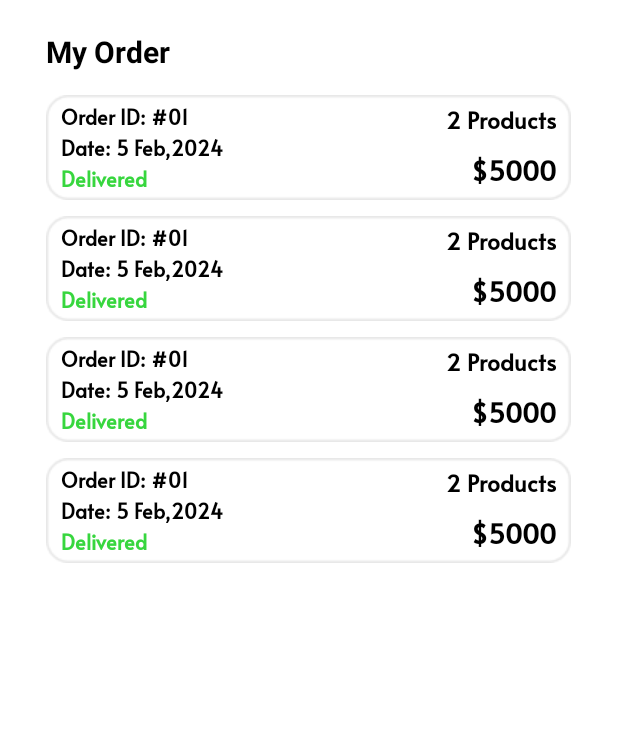
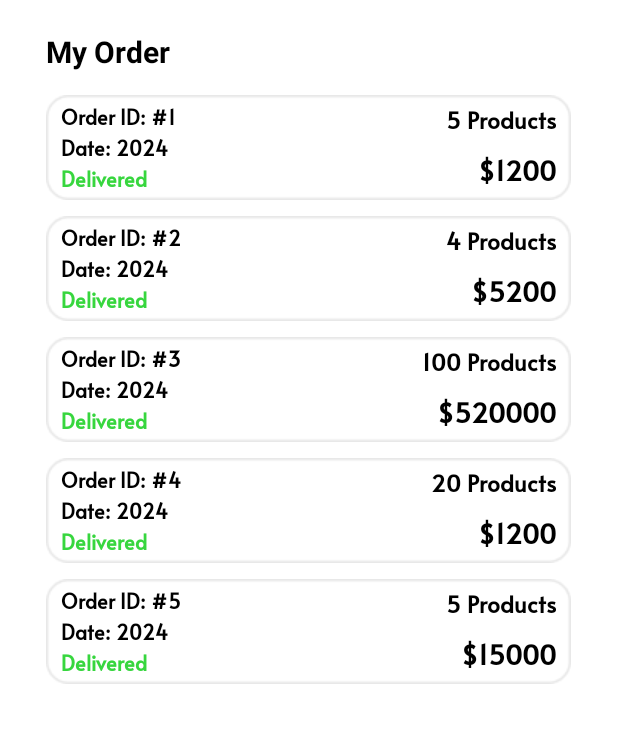
Before and after one commit to nguynthuhigh/shoe-app-mobile, an Android app: the MyOrderActivity screen opened directly, with no data from a screen before it, on a phone screen of 412 x 824 dp, the part 83-826 px from its top. Run offline under Robolectric (Android 15) with nearby library versions, the phone set to English and light mode, and no system bars.

Commit message:
adapter order & interface

```diff
--- /dev/null
+++ b/app/src/main/java/com/sneaker/shoeapp/Adapter/OrderAdapter.java
@@ -0,0 +1,70 @@
+package com.sneaker.shoeapp.Adapter;
+
+
+
+import android.view.LayoutInflater;
+import android.view.View;
+import android.view.ViewGroup;
+import android.widget.TextView;
+
+import androidx.annotation.NonNull;
+import androidx.recyclerview.widget.RecyclerView;
+
+import com.sneaker.shoeapp.R;
+import com.sneaker.shoeapp.model.Order;
+
+import java.util.List;
+
+public class OrderAdapter extends  RecyclerView.Adapter<OrderAdapter.OrderViewHolder>{
+    List<Order> orderList;
+
+    public OrderAdapter(List<Order> orderList) {
+        this.orderList = orderList;
+    }
+
+    public void setData(List<Order> orderList){
+        this.orderList = orderList;
+        notifyDataSetChanged();
+    }
+    @NonNull
+    @Override
+    public OrderViewHolder onCreateViewHolder(@NonNull ViewGroup parent, int viewType) {
+        View view = LayoutInflater.from(parent.getContext()).inflate(R.layout.item_order,parent,false);
+        return new OrderViewHolder(view);
+    }
+
+    @Override
+    public void onBindViewHolder(@NonNull OrderAdapter.OrderViewHolder holder, int position) {
+        Order order = orderList.get(position);
+        holder.Order_ID.setText("Order ID: #"+order.getId());
+        holder.Order_Date.setText("Date: "+order.getDate());
+        holder.Order_Quantity.setText(order.getQuantity()+" Products");
+        if(order.getStatus() == true){
+            holder.Order_Status.setText("Delivered");
+        }
+        holder.Order_Value.setText("$"+order.getTotal_value());
+
+    }
+
+    @Override
+    public int getItemCount() {
+        if(orderList !=null){
+            return orderList.size();
+        }
+        return 0;
+    }
+
+
+
+    public class OrderViewHolder extends RecyclerView.ViewHolder{
+        TextView Order_ID,Order_Date, Order_Status, Order_Quantity, Order_Value;
+        public OrderViewHolder(@NonNull View itemView) {
+            super(itemView);
+            Order_ID = itemView.findViewById(R.id.Order_ID);
+            Order_Date = itemView.findViewById(R.id.Order_Date);
+            Order_Status = itemView.findViewById(R.id.Order_Status);
+            Order_Quantity = itemView.findViewById(R.id.Order_Quantity);
+            Order_Value = itemView.findViewById(R.id.Order_Value);
+        }
+    }
+}
--- a/app/src/main/java/com/sneaker/shoeapp/MyOrderActivity.java
+++ b/app/src/main/java/com/sneaker/shoeapp/MyOrderActivity.java
@@ -3,6 +3,8 @@ package com.sneaker.shoeapp;
 import androidx.annotation.NonNull;
 import androidx.appcompat.app.AppCompatActivity;
 import androidx.appcompat.widget.Toolbar;
+import androidx.recyclerview.widget.LinearLayoutManager;
+import androidx.recyclerview.widget.RecyclerView;
 
 import android.content.Intent;
 import android.os.Bundle;
@@ -13,9 +15,19 @@ import android.widget.ImageButton;
 import android.widget.ImageView;
 import android.widget.Toast;
 
+import com.sneaker.shoeapp.Adapter.OrderAdapter;
+import com.sneaker.shoeapp.model.Order;
+import com.sneaker.shoeapp.model.Product;
+
+import java.time.LocalDate;
+import java.util.ArrayList;
+import java.util.List;
+
 public class MyOrderActivity extends AppCompatActivity {
     ImageButton finishLayout;
-
+    RecyclerView rcv_order;
+    List<Product> ListProduct;
+    OrderAdapter orderAdapter;
     @Override
     protected void onCreate(Bundle savedInstanceState) {
         super.onCreate(savedInstanceState);
@@ -29,7 +41,29 @@ public class MyOrderActivity extends AppCompatActivity {
                 finish();
             }
         });
+        addControl();
     }
+
+    private void addControl() {
+        orderAdapter = new OrderAdapter(getListOrder());
+        rcv_order = findViewById(R.id.rcv_order);
+        LinearLayoutManager linearLayoutManager = new LinearLayoutManager(this,LinearLayoutManager.VERTICAL, false);
+        rcv_order.setLayoutManager(linearLayoutManager);
+        orderAdapter.setData(getListOrder());
+        rcv_order.setAdapter(orderAdapter);
+    }
+
+    private List<Order> getListOrder() {
+        List<Order> orderList = new ArrayList<>();
+
+        orderList.add(new Order(1,2024,true,5,1200));
+        orderList.add(new Order(2,2024,false,4,5200));
+        orderList.add(new Order(3,2024,true,100,520000));
+        orderList.add(new Order(4,2024,true,20,1200));
+        orderList.add(new Order(5,2024,true,5,15000));
+        return orderList;
+    }
+
     public boolean onCreateOptionsMenu(Menu menu) {
 
         getMenuInflater().inflate(R.menu.header_menu,menu);
--- /dev/null
+++ b/app/src/main/java/com/sneaker/shoeapp/model/Order.java
@@ -0,0 +1,60 @@
+package com.sneaker.shoeapp.model;
+
+import java.io.Serializable;
+import java.util.Date;
+
+public class Order{
+    Integer id;
+    Integer date;
+    Boolean status;
+    Integer quantity;
+    Integer total_value;
+
+    public Order(Integer id, Integer date, Boolean status, Integer quantity, Integer total_value) {
+        this.id = id;
+        this.date = date;
+        this.status = status;
+        this.quantity = quantity;
+        this.total_value = total_value;
+    }
+
+    public Integer getId() {
+        return id;
+    }
+
+    public void setId(Integer id) {
+        this.id = id;
+    }
+
+    public Integer getDate() {
+        return date;
+    }
+
+    public void setDate(Integer date) {
+        this.date = date;
+    }
+
+    public Boolean getStatus() {
+        return status;
+    }
+
+    public void setStatus(Boolean status) {
+        this.status = status;
+    }
+
+    public Integer getQuantity() {
+        return quantity;
+    }
+
+    public void setQuantity(Integer quantity) {
+        this.quantity = quantity;
+    }
+
+    public Integer getTotal_value() {
+        return total_value;
+    }
+
+    public void setTotal_value(Integer total_value) {
+        this.total_value = total_value;
+    }
+}
--- a/app/src/main/res/layout/activity_my_order.xml
+++ b/app/src/main/res/layout/activity_my_order.xml
@@ -37,18 +37,14 @@
             android:layout_width="match_parent"
             android:layout_height="wrap_content"
             android:orientation="vertical">
-            <include
-                layout="@layout/item_order">
-            </include>
-            <include
-                layout="@layout/item_order">
-            </include>
-            <include
-                layout="@layout/item_order">
-            </include>
-            <include
-                layout="@layout/item_order">
-            </include>
+
         </LinearLayout>
     </ScrollView>
+    <androidx.recyclerview.widget.RecyclerView
+        android:id="@+id/rcv_order"
+        android:layout_width="match_parent"
+        android:layout_height="wrap_content"
+        >
+
+    </androidx.recyclerview.widget.RecyclerView>
 </LinearLayout>
--- a/app/src/main/res/layout/item_order.xml
+++ b/app/src/main/res/layout/item_order.xml
@@ -25,6 +25,7 @@
                 android:layout_height="wrap_content"
                 android:orientation="vertical">
                 <TextView
+                    android:id="@+id/Order_ID"
                     android:textColor="@color/black"
                     android:layout_width="wrap_content"
                     android:layout_height="wrap_content"
@@ -34,6 +35,7 @@
                     android:fontFamily="@font/alata_regular"
                     />
                 <TextView
+                    android:id="@+id/Order_Date"
                     android:textColor="@color/black"
                     android:layout_width="wrap_content"
                     android:layout_height="wrap_content"
@@ -43,6 +45,7 @@
                     android:fontFamily="@font/alata_regular"
                     />
                 <TextView
+                    android:id="@+id/Order_Status"
                     android:layout_width="wrap_content"
                     android:layout_height="wrap_content"
                     android:text="Delivered"
@@ -59,6 +62,7 @@
                 android:orientation="vertical"
                 android:layout_marginLeft="200dp">
                 <TextView
+                    android:id="@+id/Order_Quantity"
                     android:layout_width="130dp"
                     android:layout_height="wrap_content"
                     android:gravity="end"
@@ -70,6 +74,7 @@
 
                 </TextView>
                 <TextView
+                    android:id="@+id/Order_Value"
                     android:textColor="@color/black"
                     android:layout_width="130dp"
                     android:layout_height="wrap_content"
```
Also changed, not shown: app/src/main/java/com/sneaker/shoeapp/Adapter/ProductAdapter.java (+9 -14 lines), app/src/main/java/com/sneaker/shoeapp/Fragment/FootballFragment.java (+2 -35 lines), app/src/main/java/com/sneaker/shoeapp/Interface/ClickItemProduct.java (added, +7 -0 lines), app/src/main/java/com/sneaker/shoeapp/MainActivity.java (+16 -3 lines).
